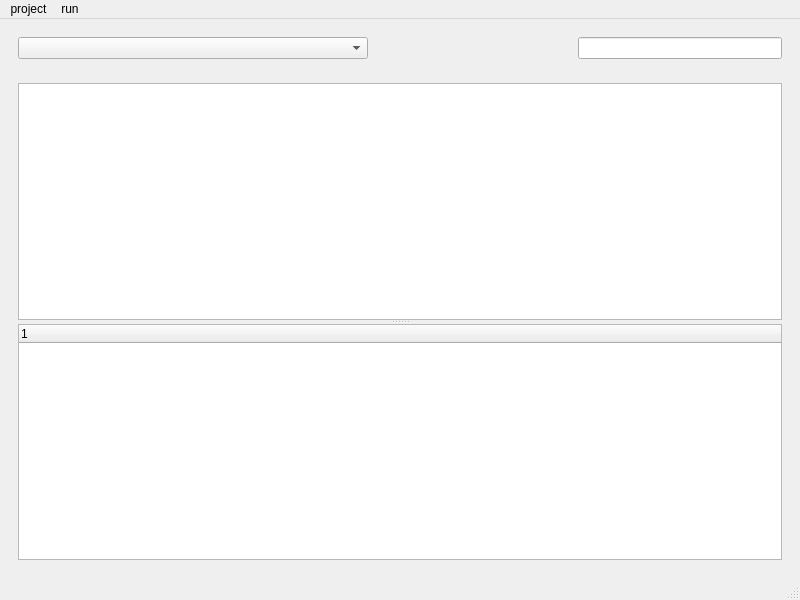
Pleasecallmeboss/Sniffer_second, file mainwindow.ui: the form before one commit.
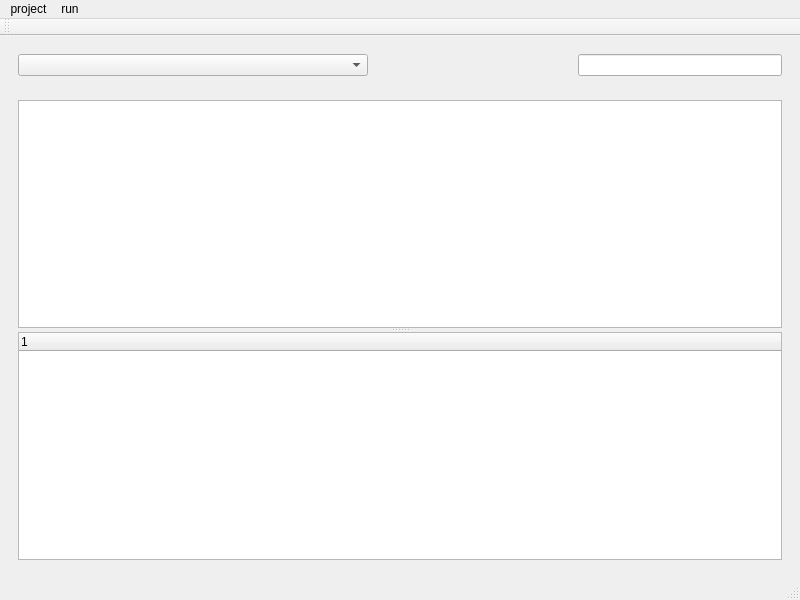
The form after the commit. Icons and pictures are not drawn.

Patch:
```diff
--- a/mainwindow.ui
+++ b/mainwindow.ui
@@ -95,6 +95,17 @@
    <addaction name="menurun"/>
   </widget>
   <widget class="QStatusBar" name="statusbar"/>
+  <widget class="QToolBar" name="toolBar">
+   <property name="windowTitle">
+    <string>toolBar</string>
+   </property>
+   <attribute name="toolBarArea">
+    <enum>TopToolBarArea</enum>
+   </attribute>
+   <attribute name="toolBarBreak">
+    <bool>false</bool>
+   </attribute>
+  </widget>
   <action name="actionrunandstop">
    <property name="checkable">
     <bool>false</bool>
```
